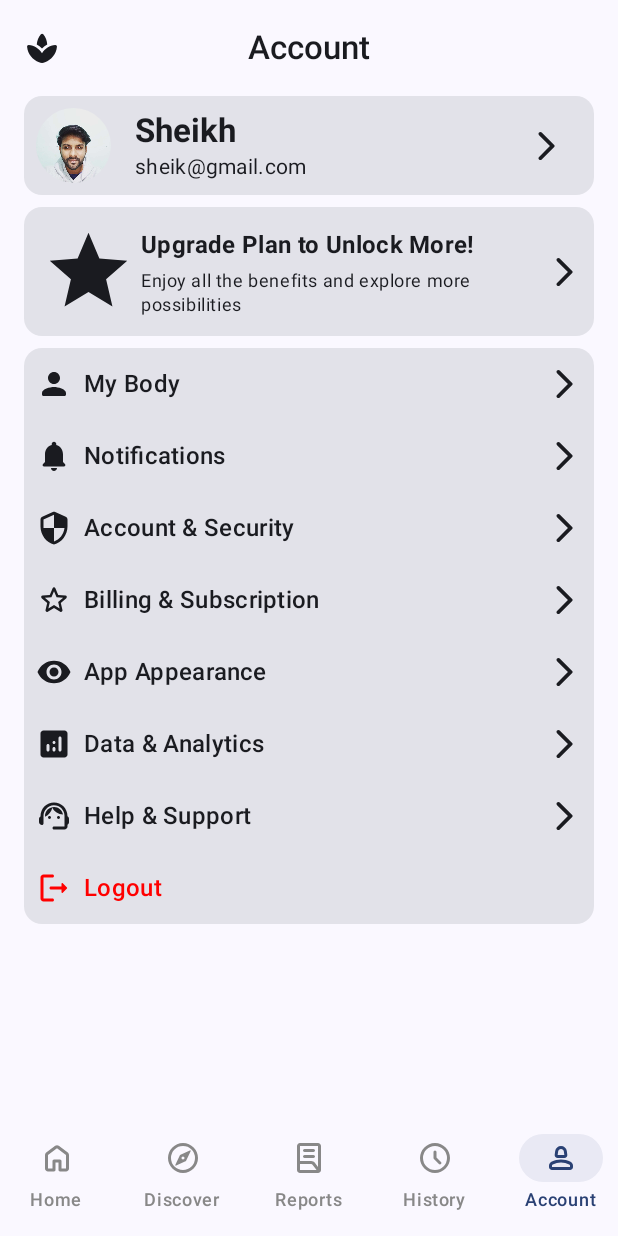
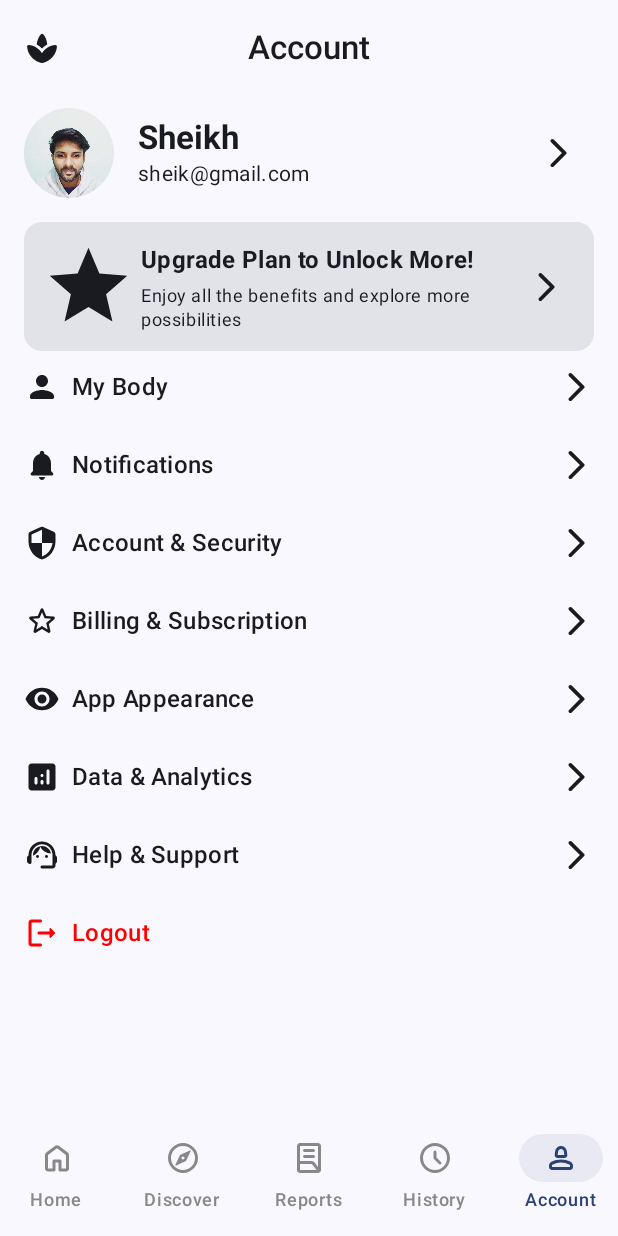
Before and after one commit to sheikh-20/YogaApp, an Android app built with Jetpack Compose: the AccountScreen screen opened through its navigation route, on a phone screen of 412 x 824 dp. Run offline under Robolectric (Android 15) with nearby library versions, the phone set to English and light mode, and no system bars.

Commit message:
Manage screen setup UI integrated

```diff
--- a/app/src/main/java/com/bitvolper/yogazzz/presentation/home/HomeApp.kt
+++ b/app/src/main/java/com/bitvolper/yogazzz/presentation/home/HomeApp.kt
@@ -1,5 +1,6 @@
 package com.bitvolper.yogazzz.presentation.home
 
+import android.app.Activity
 import androidx.annotation.DrawableRes
 import androidx.annotation.StringRes
 import androidx.compose.foundation.background
@@ -30,6 +31,7 @@ import androidx.compose.ui.Modifier
 import androidx.compose.ui.draw.clip
 import androidx.compose.ui.draw.shadow
 import androidx.compose.ui.graphics.Color
+import androidx.compose.ui.platform.LocalContext
 import androidx.compose.ui.res.painterResource
 import androidx.compose.ui.res.stringResource
 import androidx.compose.ui.text.font.FontWeight
@@ -41,8 +43,10 @@ import androidx.navigation.compose.currentBackStackEntryAsState
 import androidx.navigation.compose.rememberNavController
 import com.bitvolper.yogazzz.R
 import com.bitvolper.yogazzz.presentation.home.account.AccountScreen
+import com.bitvolper.yogazzz.presentation.home.bookmark.BookmarkActivity
 import com.bitvolper.yogazzz.presentation.home.discover.DiscoverScreen
 import com.bitvolper.yogazzz.presentation.home.history.HistoryScreen
+import com.bitvolper.yogazzz.presentation.home.notification.NotificationActivity
 import com.bitvolper.yogazzz.presentation.home.reports.ReportsScreen
 
 @Composable
@@ -86,6 +90,8 @@ fun HomeApp(modifier: Modifier = Modifier, navController: NavHostController = re
 @Composable
 private fun HomeTopAppBar(navController: NavHostController,) {
 
+    val context = LocalContext.current
+
     when (navController.currentBackStackEntryAsState().value?.destination?.route) {
         BottomNavigationScreens.Home.route -> {
             CenterAlignedTopAppBar(
@@ -100,7 +106,7 @@ private fun HomeTopAppBar(navController: NavHostController,) {
                     }
                 },
                 actions = {
-                    IconButton(onClick = { /*TODO*/ },
+                    IconButton(onClick = { NotificationActivity.startActivity(context as Activity) },
                         modifier = Modifier
                             .padding(horizontal = 4.dp)
                             .shadow(
@@ -116,7 +122,7 @@ private fun HomeTopAppBar(navController: NavHostController,) {
                         Icon(imageVector = Icons.Outlined.Notifications, contentDescription = null, tint = MaterialTheme.colorScheme.onSurface)
                     }
 
-                    IconButton(onClick = { /*TODO*/ },
+                    IconButton(onClick = { BookmarkActivity.startActivity(context as Activity) },
                         modifier = Modifier
                             .padding(horizontal = 4.dp)
                             .shadow(
--- a/app/src/main/java/com/bitvolper/yogazzz/presentation/home/account/AccountScreen.kt
+++ b/app/src/main/java/com/bitvolper/yogazzz/presentation/home/account/AccountScreen.kt
@@ -1,5 +1,6 @@
 package com.bitvolper.yogazzz.presentation.home.account
 
+import android.app.Activity
 import android.content.res.Configuration
 import androidx.compose.foundation.Image
 import androidx.compose.foundation.clickable
@@ -44,12 +45,22 @@ import androidx.compose.ui.draw.clip
 import androidx.compose.ui.graphics.Color
 import androidx.compose.ui.graphics.vector.ImageVector
 import androidx.compose.ui.layout.ContentScale
+import androidx.compose.ui.platform.LocalContext
 import androidx.compose.ui.res.painterResource
 import androidx.compose.ui.text.font.FontWeight
 import androidx.compose.ui.tooling.preview.Preview
 import androidx.compose.ui.unit.dp
 import com.bitvolper.yogazzz.R
+import com.bitvolper.yogazzz.presentation.accountsecurity.AccountSecurityActivity
+import com.bitvolper.yogazzz.presentation.analytics.AnalyticsActivity
+import com.bitvolper.yogazzz.presentation.appearance.AppearanceActivity
+import com.bitvolper.yogazzz.presentation.billing.BillingSubscriptionActivity
+import com.bitvolper.yogazzz.presentation.mybody.MyBodyActivity
+import com.bitvolper.yogazzz.presentation.notifications.NotificationsActivity
+import com.bitvolper.yogazzz.presentation.subscription.SubscriptionActivity
+import com.bitvolper.yogazzz.presentation.support.SupportActivity
 import com.bitvolper.yogazzz.presentation.theme.YogaAppTheme
+import com.bitvolper.yogazzz.presentation.userprofile.UserProfileActivity
 
 @Composable
 fun AccountScreen(modifier: Modifier = Modifier, paddingValues: PaddingValues = PaddingValues()) {
@@ -57,6 +68,8 @@ fun AccountScreen(modifier: Modifier = Modifier, paddingValues: PaddingValues =
     val interactionSource = remember {
         MutableInteractionSource()
     }
+
+    val context = LocalContext.current
 
     Column(modifier = modifier
         .fillMaxSize()
@@ -67,30 +80,44 @@ fun AccountScreen(modifier: Modifier = Modifier, paddingValues: PaddingValues =
         ),
         verticalArrangement = Arrangement.spacedBy(8.dp)) {
 
-        ProfileViewCompose()
+        ProfileViewCompose(
+            onClick = {
+                UserProfileActivity.startActivity(context as Activity)
+            }
+        )
 
-        SubscriptionCompose()
+        SubscriptionCompose {
+            SubscriptionActivity.startActivity(context as Activity)
+        }
 
-        Card {
-            Column(
-                modifier = modifier
-                    .fillMaxWidth()
-                    .padding(8.dp),
-                verticalArrangement = Arrangement.spacedBy(16.dp)
-            ) {
-                AccountContentCompose(title = "My Body", icon = Icons.Rounded.Person)
+        Column(verticalArrangement = Arrangement.spacedBy(20.dp)) {
+            AccountContentCompose(title = "My Body", icon = Icons.Rounded.Person) {
+                MyBodyActivity.startActivity(context as Activity)
+            }
 
-                AccountContentCompose(title = "Notifications", icon = Icons.Rounded.Notifications)
+            AccountContentCompose(title = "Notifications", icon = Icons.Rounded.Notifications) {
+                NotificationsActivity.startActivity(context as Activity)
+            }
 
-                AccountContentCompose(title = "Account & Security", icon = Icons.Rounded.Security)
+            AccountContentCompose(title = "Account & Security", icon = Icons.Rounded.Security) {
+                AccountSecurityActivity.startActivity(context as Activity)
+            }
 
-                AccountContentCompose(title = "Billing & Subscription", icon = Icons.Rounded.StarBorder)
+            AccountContentCompose(title = "Billing & Subscription", icon = Icons.Rounded.StarBorder) {
+                BillingSubscriptionActivity.startActivity(context as Activity)
+            }
 
-                AccountContentCompose(title = "App Appearance", icon = Icons.Rounded.RemoveRedEye)
+            AccountContentCompose(title = "App Appearance", icon = Icons.Rounded.RemoveRedEye) {
+                AppearanceActivity.startActivity(context as Activity)
+            }
 
-                AccountContentCompose(title = "Data & Analytics", icon = Icons.Rounded.Analytics)
+            AccountContentCompose(title = "Data & Analytics", icon = Icons.Rounded.Analytics) {
+                AnalyticsActivity.startActivity(context as Activity)
+            }
 
-                AccountContentCompose(title = "Help & Support", icon = Icons.Rounded.SupportAgent)
+            AccountContentCompose(title = "Help & Support", icon = Icons.Rounded.SupportAgent) {
+                SupportActivity.startActivity(context as Activity)
+            }
 
             Row(modifier = modifier
                 .fillMaxWidth()
@@ -116,20 +143,21 @@ fun AccountScreen(modifier: Modifier = Modifier, paddingValues: PaddingValues =
         }
     }
 }
-}
 
 @Preview(showBackground = true)
 @Composable
-private fun ProfileViewCompose(modifier: Modifier = Modifier, userName: String = "Sheikh", gmail: String = "sheik@gmail.com") {
+private fun ProfileViewCompose(modifier: Modifier = Modifier, userName: String = "Sheikh", gmail: String = "sheik@gmail.com", onClick: () -> Unit = {}) {
 
-    Card {
         Row(modifier = modifier
+            .clickable(onClick = onClick, interactionSource = remember {
+                MutableInteractionSource()
+            }, indication = null)
             .fillMaxWidth()
-            .padding(8.dp), horizontalArrangement = Arrangement.spacedBy(16.dp), verticalAlignment = Alignment.CenterVertically) {
+            .padding(vertical = 8.dp), horizontalArrangement = Arrangement.spacedBy(16.dp), verticalAlignment = Alignment.CenterVertically) {
             Image(painter = painterResource(id = R.drawable.profile_pic),
                 contentDescription = null,
                 modifier = modifier
-                    .size(50.dp)
+                    .size(60.dp)
                     .clip(RoundedCornerShape(50)),
                 contentScale = ContentScale.Crop)
 
@@ -144,7 +172,6 @@ private fun ProfileViewCompose(modifier: Modifier = Modifier, userName: String =
 
             IconButton(onClick = { /*TODO*/ }) {
                 Icon(imageVector =  Icons.Rounded.ArrowForwardIos, contentDescription = null)
-            }
             }
         }
 }
@@ -171,18 +198,21 @@ private fun SubscriptionCompose(modifier: Modifier = Modifier, onClick: () -> Un
                 Text(text = "Enjoy all the benefits and explore more possibilities", style = MaterialTheme.typography.bodySmall)
             }
 
+            IconButton(onClick = { /*TODO*/ }) {
                 Icon(imageVector = Icons.Rounded.ArrowForwardIos, contentDescription = null)
             }
         }
     }
-
+}
 
 @Preview(showBackground = true)
 @Composable
 private fun AccountContentCompose(modifier: Modifier = Modifier, icon: ImageVector = Icons.Outlined.Edit, title: String = "Edit Store Details", onClick: () -> Unit = { }) {
     Row(modifier = modifier
         .fillMaxWidth()
-        .clickable(onClick = onClick)
+        .clickable(onClick = onClick, interactionSource = remember {
+            MutableInteractionSource()
+        }, indication = null)
         .padding(vertical = 4.dp), verticalAlignment = Alignment.CenterVertically) {
         Icon(imageVector = icon, contentDescription = null)
 
```
Also changed, not shown: app/src/main/AndroidManifest.xml (+55 -0 lines). Lines whose indentation alone changed are shown as unchanged.
